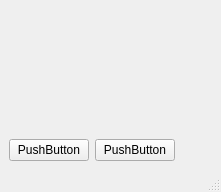
Above: WS5/WS5_Qt/mainwindow.ui from benjamintxn/2023_20364444 before the change. Below: the same form after it.
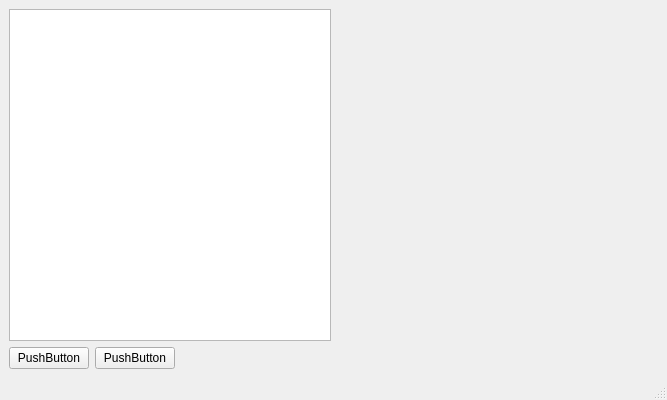
That is the form after the change.

What changed in the file:
```diff
--- a/WS5/WS5_Qt/mainwindow.ui
+++ b/WS5/WS5_Qt/mainwindow.ui
@@ -6,8 +6,8 @@
    <rect>
     <x>0</x>
     <y>0</y>
-    <width>221</width>
-    <height>192</height>
+    <width>667</width>
+    <height>400</height>
    </rect>
   </property>
   <property name="sizePolicy">
@@ -23,30 +23,40 @@
    <layout class="QVBoxLayout" name="verticalLayout">
     <item>
      <layout class="QHBoxLayout" name="horizontalLayout_2">
+      <item>
+       <widget class="QTreeView" name="treeView">
+        <property name="sizePolicy">
+         <sizepolicy hsizetype="Expanding" vsizetype="Expanding">
+          <horstretch>0</horstretch>
+          <verstretch>0</verstretch>
+         </sizepolicy>
+        </property>
+       </widget>
+      </item>
       <item>
        <widget class="QWidget" name="widget" native="true">
+        <property name="enabled">
+         <bool>true</bool>
+        </property>
         <property name="sizePolicy">
          <sizepolicy hsizetype="Expanding" vsizetype="Expanding">
           <horstretch>0</horstretch>
           <verstretch>0</verstretch>
          </sizepolicy>
         </property>
-        <widget class="QTreeView" name="treeView">
-         <property name="geometry">
-          <rect>
-           <x>60</x>
-           <y>130</y>
-           <width>150</width>
-           <height>192</height>
-          </rect>
-         </property>
-         <property name="sizePolicy">
-          <sizepolicy hsizetype="Fixed" vsizetype="Expanding">
-           <horstretch>0</horstretch>
-           <verstretch>0</verstretch>
-          </sizepolicy>
-         </property>
-        </widget>
+        <property name="minimumSize">
+         <size>
+          <width>200</width>
+          <height>97</height>
+         </size>
+        </property>
+        <property name="maximumSize">
+         <size>
+          <width>16777215</width>
+          <height>16777215</height>
+         </size>
+        </property>
+        <layout class="QHBoxLayout" name="horizontalLayout_3"/>
        </widget>
       </item>
      </layout>
```
Left out of the diff: 2 changed lines with no effect on the pictures.
